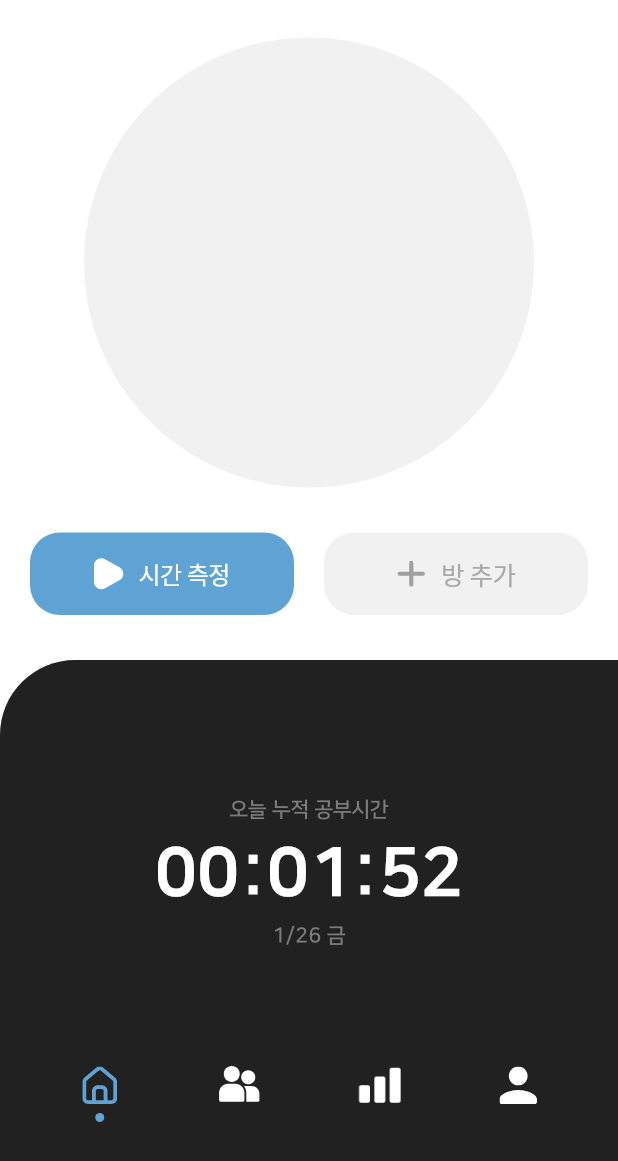
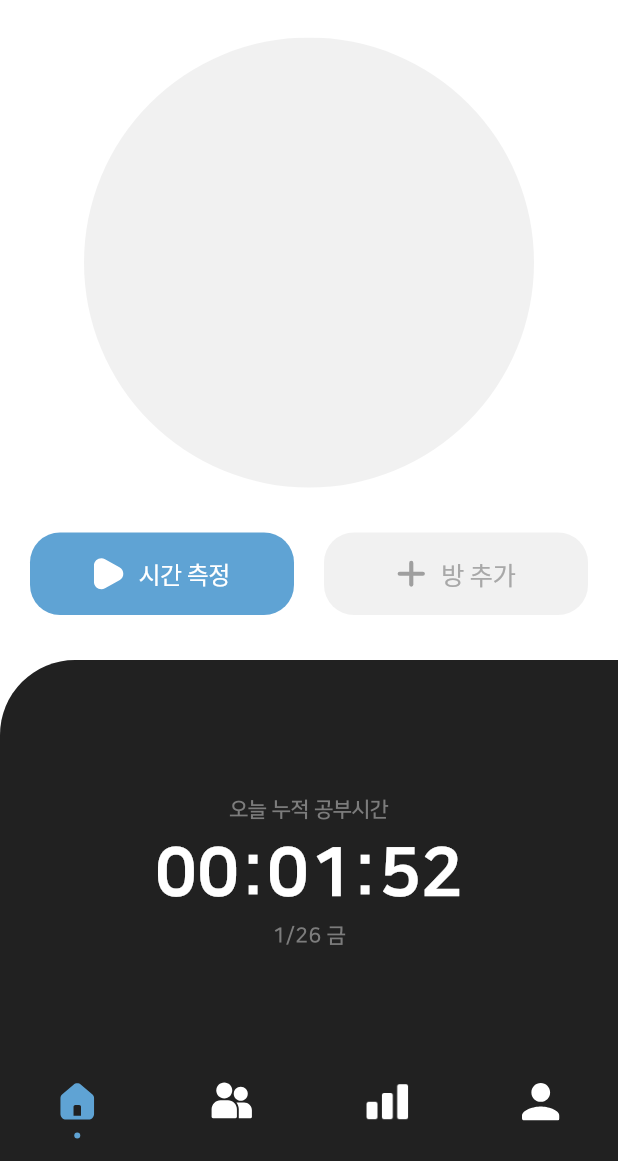
Before and after one commit to celeste0423/ggsb_project, a Flutter app: the screen it shows once a user with an empty profile is signed in, on a phone screen of 412 x 824 dp, the part 75-1236 px from its top. Run offline on Flutter 3.47's test engine with Material 3 defaults, Android fonts, the phone set to English and light mode, and no system bars; our stand-ins replace cloud_firestore, firebase_auth, firebase_core, flutter_svg, get, google_sign_in and 1 more; missing offline and left inert: flutter_facebook_auth; accounts and stored records are empty.

```diff
--- a/lib/src/app.dart
+++ b/lib/src/app.dart
@@ -18,17 +18,30 @@ class _AppState extends State<App> with SingleTickerProviderStateMixin {
       TabController(length: 4, vsync: this);
 
   Widget _tabBar() {
-    return Container(
-      margin: EdgeInsets.symmetric(horizontal: 20),
-      height: 65,
+    return AnimatedContainer(
+      duration: Duration(milliseconds: 300),
+      height: 75,
       decoration: BoxDecoration(
-        borderRadius: BorderRadius.circular(20),
-        color: CustomColors.mainBlack,
+        borderRadius: BorderRadius.only(
+          topLeft: Radius.circular(20),
+          topRight: Radius.circular(20),
+        ),
+        boxShadow: [
+          BoxShadow(
+            offset: Offset(0, -3),
+            blurRadius: 20,
+            color: _tabController.index == 0
+                ? Colors.transparent
+                : Colors.black.withOpacity(0.15),
+          ),
+        ],
+        color:
+            _tabController.index == 0 ? CustomColors.mainBlack : Colors.white,
       ),
       child: TabBar(
         indicator: CircleTabIndicator(
           color: CustomColors.mainBlue,
-          radius: 3,
+          radius: 2,
         ),
         controller: _tabController,
         indicatorWeight: 4,
@@ -41,7 +54,7 @@ class _AppState extends State<App> with SingleTickerProviderStateMixin {
               height: 25,
               color: _tabController.index == 0
                   ? CustomColors.mainBlue
-                  : Colors.white,
+                  : CustomColors.mainBlack,
               colorBlendMode: BlendMode.modulate,
             ),
           ),
@@ -51,7 +64,9 @@ class _AppState extends State<App> with SingleTickerProviderStateMixin {
               height: 30,
               color: _tabController.index == 1
                   ? CustomColors.mainBlue
-                  : Colors.white,
+                  : _tabController.index == 0
+                      ? Colors.white
+                      : CustomColors.mainBlack,
               colorBlendMode: BlendMode.modulate,
             ),
           ),
@@ -61,7 +76,9 @@ class _AppState extends State<App> with SingleTickerProviderStateMixin {
               width: 35,
               color: _tabController.index == 2
                   ? CustomColors.mainBlue
-                  : Colors.white,
+                  : _tabController.index == 0
+                      ? Colors.white
+                      : CustomColors.mainBlack,
               colorBlendMode: BlendMode.modulate,
             ),
           ),
@@ -71,7 +88,9 @@ class _AppState extends State<App> with SingleTickerProviderStateMixin {
               height: 25,
               color: _tabController.index == 3
                   ? CustomColors.mainBlue
-                  : Colors.white,
+                  : _tabController.index == 0
+                      ? Colors.white
+                      : CustomColors.mainBlack,
               colorBlendMode: BlendMode.modulate,
             ),
           ),
@@ -97,7 +116,7 @@ class _AppState extends State<App> with SingleTickerProviderStateMixin {
           MyPage(),
         ],
       ),
-      floatingActionButtonLocation: FloatingActionButtonLocation.centerFloat,
+      floatingActionButtonLocation: FloatingActionButtonLocation.centerDocked,
       floatingActionButton: _tabBar(),
     );
   }
@@ -127,7 +146,7 @@ class _CirclePainter extends BoxPainter {
   @override
   void paint(Canvas canvas, Offset offset, ImageConfiguration configuration) {
     final rect = offset & configuration.size!;
-    final center = Offset(rect.center.dx, rect.bottom - radius - 10);
+    final center = Offset(rect.center.dx, rect.bottom - radius - 15);
 
     canvas.drawCircle(center, radius, _paint);
   }
--- a/lib/src/binding/init_binding.dart
+++ b/lib/src/binding/init_binding.dart
@@ -1,6 +1,7 @@
 import 'package:get/get.dart';
 import 'package:ggsb_project/src/features/auth/controllers/auth_controller.dart';
 import 'package:ggsb_project/src/features/home/controllers/home_page_controller.dart';
+import 'package:ggsb_project/src/features/room_list/controllers/room_list_page_controller.dart';
 import 'package:ggsb_project/src/features/room_list/pages/room_list_page.dart';
 
 class InitBinding extends Bindings {
@@ -14,5 +15,8 @@ class InitBinding extends Bindings {
     Get.put(RoomListPage(), permanent: true);
   }
 
-  void refreshControllers() {}
+  void refreshControllers() {
+    Get.delete<RoomListPageController>();
+    Get.put(RoomListPageController(), permanent: true);
+  }
 }
--- a/lib/src/features/room_add/controllers/room_add_page_controller.dart
+++ b/lib/src/features/room_add/controllers/room_add_page_controller.dart
@@ -1,6 +1,7 @@
 import 'package:flutter/cupertino.dart';
 import 'package:flutter/services.dart';
 import 'package:get/get.dart';
+import 'package:ggsb_project/src/binding/init_binding.dart';
 import 'package:ggsb_project/src/features/auth/controllers/auth_controller.dart';
 import 'package:ggsb_project/src/helpers/open_alert_dialog.dart';
 import 'package:ggsb_project/src/models/room_model.dart';
@@ -79,6 +80,7 @@ class RoomAddPageController extends GetxController {
         roomId: roomId.value,
         roomName: roomNameController.text,
         creatorUid: AuthController.to.user.value.uid,
+        creatorName: AuthController.to.user.value.nickname,
         roomType: roomType.value,
         color: CustomColors.roomColorToName(selectedColor.value),
         uidList: [
@@ -100,6 +102,7 @@ class RoomAddPageController extends GetxController {
               ],
       );
       UserRepository.updateUserData(updatedUserModel);
+      InitBinding().refreshControllers();
       Get.back();
     }
   }
```
Also changed, not shown: lib/src/features/room_list/pages/room_list_page.dart (+62 -22 lines), lib/src/models/room_model.dart (+7 -0 lines), assets/icons/home.svg.
